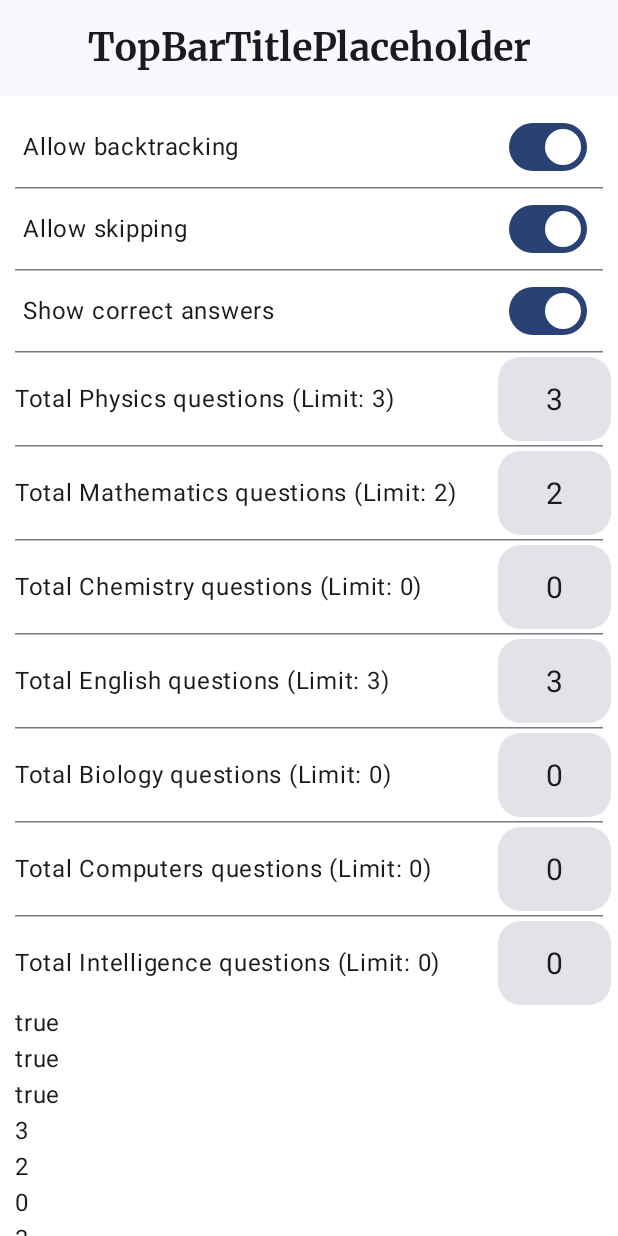
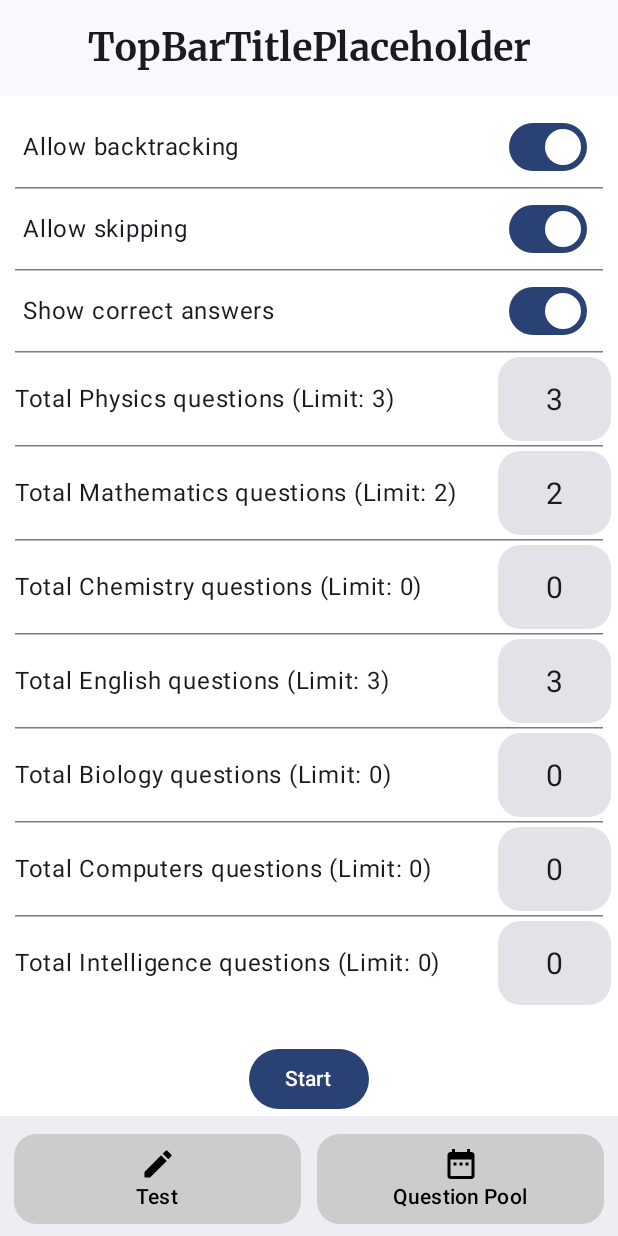
Before and after one commit to SohSohh/PrepApp, an Android app built with Jetpack Compose: the TestingScreen screen opened through its navigation route, on a phone screen of 412 x 824 dp. Run offline under Robolectric (Android 15) with nearby library versions, the light colour scheme and no system bars.

Commit message:
Temporary state, fixing stuff

```diff
--- a/app/src/main/java/com/example/myapplication/MainApp.kt
+++ b/app/src/main/java/com/example/myapplication/MainApp.kt
@@ -1,21 +1,36 @@
 package com.example.myapplication
 
+import android.annotation.SuppressLint
+import androidx.compose.animation.EnterTransition
+import androidx.compose.animation.ExitTransition
+import androidx.compose.foundation.interaction.Interaction
+import androidx.compose.foundation.interaction.MutableInteractionSource
+import androidx.compose.foundation.layout.Column
 import androidx.compose.foundation.layout.Row
 import androidx.compose.foundation.layout.fillMaxSize
 import androidx.compose.foundation.layout.padding
-import androidx.compose.foundation.rememberScrollState
-import androidx.compose.foundation.verticalScroll
+import androidx.compose.material.icons.Icons
+import androidx.compose.material.icons.filled.DateRange
+import androidx.compose.material.icons.filled.Edit
+import androidx.compose.material3.BottomAppBar
+import androidx.compose.material3.Button
+import androidx.compose.material3.ButtonDefaults
 import androidx.compose.material3.CenterAlignedTopAppBar
 import androidx.compose.material3.ExperimentalMaterial3Api
+import androidx.compose.material3.Icon
 import androidx.compose.material3.MaterialTheme
 import androidx.compose.material3.Scaffold
 import androidx.compose.material3.Text
 import androidx.compose.runtime.Composable
 import androidx.compose.runtime.collectAsState
 import androidx.compose.runtime.getValue
+import androidx.compose.runtime.remember
+import androidx.compose.ui.Alignment
 import androidx.compose.ui.Modifier
+import androidx.compose.ui.graphics.Color
+import androidx.compose.ui.graphics.vector.ImageVector
 import androidx.compose.ui.tooling.preview.Preview
-import androidx.lifecycle.viewmodel.compose.viewModel
+import androidx.compose.ui.unit.dp
 import androidx.navigation.NavHostController
 import androidx.navigation.compose.NavHost
 import androidx.navigation.compose.composable
@@ -24,16 +39,24 @@ import com.example.compose.PreperationAppTheme
 import com.example.myapplication.TestScreen.EndOfTestScreen
 import com.example.myapplication.TestScreen.TestConfigurationScreen
 import com.example.myapplication.TestScreen.TestingScreen
+import com.example.myapplication.mcqPool.McqPoolScreen
+import kotlinx.coroutines.flow.Flow
+import kotlinx.coroutines.flow.emptyFlow
 
+
+@SuppressLint("SuspiciousIndentation", "RememberReturnType")
 @OptIn(ExperimentalMaterial3Api::class)
 @Composable
-fun MainApp(modifier: Modifier = Modifier, testScreenViewModel: TestScreenViewModel = viewModel(),
+fun MainApp(modifier: Modifier = Modifier,
             navController:NavHostController = rememberNavController()) {
+    val testScreenViewModel = remember {TestScreenViewModel()}
     val uiState by testScreenViewModel.uiState.collectAsState()
+    val showBar = uiState.showBars
+
         Scaffold(
             modifier = modifier,
             topBar = {
-            if (uiState.showTopBar) {
+                if (showBar) {
                         CenterAlignedTopAppBar(title = {
                             Text(
                                 text = "TopBarTitlePlaceholder",
@@ -42,45 +65,70 @@ fun MainApp(modifier: Modifier = Modifier, testScreenViewModel: TestScreenViewMo
                         }
                         )
                     }
+            },
+            bottomBar = {
+                if (showBar) {
+                    BottomAppBar(
+                        actions = {
+                            BottomNavButton(
+                                text = "Test",
+                                icon = Icons.Filled.Edit,
+                                modifier = Modifier.weight(1f),
+                                onClick = { navController.navigate(route = "TestConfigurationScreen") }
+                            )
+                            BottomNavButton(
+                                text = "Question Pool",
+                                icon = Icons.Filled.DateRange,
+                                modifier = Modifier.weight(1f),
+                                onClick = {
+                                        navController.navigate(route = "Pool") //{
+//                                            popUpTo(navController.graph.startDestinationId) { inclusive = true }
+//                                            launchSingleTop = true }
+                                })
+                        }
+                    )
+                }
             }
         ) { innerPadding ->
-        Row(modifier = Modifier
+            Row(
+                modifier = Modifier
                     .fillMaxSize()
-            .verticalScroll(rememberScrollState())
-            .padding(innerPadding)) {
-
+                    .padding(innerPadding)
+            ) {
                 NavHost(
                     navController = navController,
                     startDestination = "TestConfigurationScreen",
-                modifier = Modifier
+                    enterTransition = { EnterTransition.None },
+                    exitTransition = { ExitTransition.None },
                 ) {
                     composable(route = "TestConfigurationScreen") {
                         TestConfigurationScreen(
-                        modifier = Modifier,
+                            modifier = Modifier.fillMaxSize(),
                             onStartButtonClicked = {
                                 navController.navigate(route = "TestingScreen")
                                 testScreenViewModel.initializeQuestions()
                                 testScreenViewModel.disableBars()
                             },
-                        testScreenViewModel = testScreenViewModel
+                            testScreenViewModel = testScreenViewModel,
                         )
                     }
                     composable(route = "TestingScreen") {
-                    TestingScreen(modifier = Modifier,
+                        TestingScreen(modifier = Modifier.fillMaxSize(),
                             testScreenViewModel = testScreenViewModel,
                             onEndOfTest = { navController.navigate(route = "EndScreen") },
+                            navController = navController)
+                    }
+                    composable(route = "EndScreen") {
+                        EndOfTestScreen(modifier = Modifier.fillMaxSize(),
+                            testScreenViewModel = testScreenViewModel,
                             onBackButtonOrGesture = {
                                 cancelTestOrReturnToHome(testScreenViewModel, navController)
                                 testScreenViewModel.enableBars()
                             })
                     }
-                composable(route = "EndScreen") {
-                    EndOfTestScreen(modifier = Modifier,
-                        testScreenViewModel = testScreenViewModel,
-                        onBackButtonOrGesture = {
-                            cancelTestOrReturnToHome(testScreenViewModel, navController)
-                            testScreenViewModel.enableBars()
-                        })
+                    composable(route = "Pool") {
+                        McqPoolScreen(testScreenViewModel = testScreenViewModel,
+                            modifier = Modifier.fillMaxSize())
                     }
                 }
             }
@@ -90,7 +138,31 @@ private fun cancelTestOrReturnToHome(viewModel: TestScreenViewModel, navControll
     navController.popBackStack("TestConfigurationScreen", false)
     viewModel.reset()
 }
-
+@Composable
+fun BottomNavButton(
+    modifier:Modifier = Modifier,
+    text:String,
+    icon:ImageVector,
+    onClick:() -> Unit,
+) {
+    Button(onClick = remember { onClick },
+        modifier = modifier.padding(horizontal = 5.dp),
+        shape = MaterialTheme.shapes.medium,
+        interactionSource = NoRippleInteractionSource(),
+        colors = ButtonDefaults.buttonColors(containerColor = Color.LightGray,
+            contentColor = Color.Black)
+    ) {
+        Column(modifier = Modifier, horizontalAlignment = Alignment.CenterHorizontally) {
+            Icon(imageVector = icon, contentDescription = null)
+            Text(text = text)
+        }
+    }
+}
+class NoRippleInteractionSource() : MutableInteractionSource {
+    override val interactions: Flow<Interaction> = emptyFlow()
+    override suspend fun emit(interaction: Interaction) {}
+    override fun tryEmit(interaction: Interaction) = true
+}
 
 @Preview
 @Composable
--- a/app/src/main/java/com/example/myapplication/TestScreen/EndOfTestScreen.kt
+++ b/app/src/main/java/com/example/myapplication/TestScreen/EndOfTestScreen.kt
@@ -28,6 +28,7 @@ fun EndOfTestScreen(modifier:Modifier = Modifier,
     val correctQuestions = totalQuestions - testScreenUiState.incorrectQuestions.size
     BackHandler {
         onBackButtonOrGesture()
+        testScreenViewModel.enableBars()
     }
     Column(modifier = modifier
         .fillMaxSize()
--- a/app/src/main/java/com/example/myapplication/TestScreen/TestScreenConfiguration.kt
+++ b/app/src/main/java/com/example/myapplication/TestScreen/TestScreenConfiguration.kt
@@ -1,16 +1,22 @@
 package com.example.myapplication.TestScreen
 
+import android.annotation.SuppressLint
 import androidx.compose.foundation.background
+import androidx.compose.foundation.layout.Arrangement
 import androidx.compose.foundation.layout.Box
 import androidx.compose.foundation.layout.Column
 import androidx.compose.foundation.layout.Row
 import androidx.compose.foundation.layout.Spacer
 import androidx.compose.foundation.layout.fillMaxSize
+import androidx.compose.foundation.layout.fillMaxWidth
 import androidx.compose.foundation.layout.padding
 import androidx.compose.foundation.layout.requiredWidth
+import androidx.compose.foundation.rememberScrollState
 import androidx.compose.foundation.shape.RoundedCornerShape
+import androidx.compose.foundation.text.KeyboardActionScope
 import androidx.compose.foundation.text.KeyboardActions
 import androidx.compose.foundation.text.KeyboardOptions
+import androidx.compose.foundation.verticalScroll
 import androidx.compose.material3.Button
 import androidx.compose.material3.ExperimentalMaterial3Api
 import androidx.compose.material3.HorizontalDivider
@@ -52,12 +58,13 @@ import com.example.myapplication.dataAndNetwork.subjects
 fun TestConfigurationScreen(
     modifier: Modifier = Modifier,
     testScreenViewModel: TestScreenViewModel = viewModel(),
-    onStartButtonClicked: () -> Unit = {},
+    onStartButtonClicked: () -> Unit = {}
 ) {
     val testScreenUiState by testScreenViewModel.uiState.collectAsState()
     Column(modifier = modifier
         .fillMaxSize()
-        .background(color = Color.White)) {
+        .background(color = Color.White)
+        .verticalScroll(rememberScrollState())) {
         Box(
             modifier = modifier
                 .background(color = Color.White)
@@ -65,10 +72,9 @@ fun TestConfigurationScreen(
             ConfigurationsList(modifier = Modifier.padding(10.dp), testScreenUiState = testScreenUiState, testScreenViewModel = testScreenViewModel)
         }
         Spacer(modifier = Modifier.weight(1f))
-        Row() {
-            Spacer(modifier = Modifier.weight(1f))
+        Row(horizontalArrangement = Arrangement.Center, modifier = Modifier.fillMaxWidth()) {
             NavigationButton(text = "Start", onClick = onStartButtonClicked, modifier = Modifier.padding(15.dp))
-        }  // THE PREVIEW MIGHT BE SHOWING THE NAV BUTTON SQUISHED BUT THE MAIN APP ACCOMODATES SCROLL SPACE
+        }  // THE PREVIEW MIGHT BE SHOWING THE NAV BUTTON SQUISHED BUT THE MAIN APP ACCOMMODATES SCROLL SPACE
         // FOR IT SO DON'T WORRY
     }
 }
@@ -84,10 +90,11 @@ fun NavigationButton(modifier: Modifier = Modifier, text:String, onClick: () ->
     }
 }
 
+@SuppressLint("UnrememberedMutableState")
 @Composable
 fun ConfigurationsList(modifier:Modifier = Modifier,
                        testScreenViewModel: TestScreenViewModel = viewModel(),
-                       testScreenUiState: TestScreenUiState, ) {
+                       testScreenUiState: TestScreenUiState) {
     Column(modifier = modifier) {
 //        // This might be needed to be implemented later
 //        TextWithSwitch(text = "Include attempted questions from previous tests",
@@ -101,19 +108,20 @@ fun ConfigurationsList(modifier:Modifier = Modifier,
         //------
         TextWithSwitch(text = "Allow backtracking",
             checkedState = testScreenUiState.Backtracking,
-            onCheckChange = { testScreenViewModel.toggleBacktracking() })
+            onCheckChange = testScreenViewModel.toggleBacktracking
+            )
         //-----
         HorizontalDivider(modifier = Modifier.padding(vertical = 2.5f.dp))
         //-----
         TextWithSwitch(text = "Allow skipping",
             checkedState = testScreenUiState.AllowSkipping,
-            onCheckChange = { testScreenViewModel.toggleSkipping() })
+            onCheckChange = testScreenViewModel.toggleSkipping)
         //-----------
         HorizontalDivider(modifier = Modifier.padding(vertical = 2.5f.dp))
         //----------
         TextWithSwitch(text = "Show correct answers",
             checkedState = testScreenUiState.ShowCorrectAndIncorrect,
-            onCheckChange = { testScreenViewModel.toggleShowCorrectAndIncorrect() })
+            onCheckChange = testScreenViewModel.toggleShowCorrectAndIncorrect)
         //-------------
         HorizontalDivider(modifier = Modifier.padding(vertical = 2.5f.dp))
         //-----------
@@ -169,29 +177,32 @@ fun ConfigurationsList(modifier:Modifier = Modifier,
 
 
         //---TESTING----//
-        Text(text = testScreenUiState.Backtracking.toString())
-        Text(text = testScreenUiState.AllowSkipping.toString())
-        Text(text = testScreenUiState.ShowCorrectAndIncorrect.toString())
-        Text(text = testScreenUiState.Physics.toString())
-        Text(text = testScreenUiState.Mathematics.toString())
-        Text(text = testScreenUiState.Chemistry.toString())
-        Text(text = testScreenUiState.English.toString())
-        Text(text = testScreenUiState.Biology.toString())
-        Text(text = testScreenUiState.questions.toString())
+//        Text(text = testScreenUiState.Backtracking.toString())
+//        Text(text = testScreenUiState.AllowSkipping.toString())
+//        Text(text = testScreenUiState.ShowCorrectAndIncorrect.toString())
+//        Text(text = testScreenUiState.Physics.toString())
+//        Text(text = testScreenUiState.Mathematics.toString())
+//        Text(text = testScreenUiState.Chemistry.toString())
+//        Text(text = testScreenUiState.English.toString())
+//        Text(text = testScreenUiState.Biology.toString())
+//        Text(text = testScreenUiState.questions.toString())
     }
 }
 
 
 @Composable
-fun TextWithSwitch(modifier:Modifier = Modifier, text:String, checkedState:Boolean, onCheckChange:(Boolean) -> Unit = {}) {
+fun TextWithSwitch(modifier:Modifier = Modifier, text:String, checkedState:Boolean, onCheckChange:() -> Unit) {
     Row(modifier = modifier.padding(horizontal = 5.dp), verticalAlignment = Alignment.CenterVertically) {
         Text(
             text = text,
             modifier = Modifier.weight(5f)
         )
+        val onCheckChangedAdapter:(Boolean) -> Unit = {
+            onCheckChange()
+        }
         Switch(
             checked = checkedState,
-            onCheckedChange = onCheckChange,
+            onCheckedChange = onCheckChangedAdapter,
             modifier = Modifier.weight(1f)
         )
     }
@@ -217,6 +228,25 @@ fun TextWithTextField(modifier:Modifier = Modifier,
     val currentKeyboard = LocalSoftwareKeyboardController.current
     val focusManager = LocalFocusManager.current
     var limitError by remember { mutableStateOf(false) }
+    val onValChangeAdapter:(String) -> Unit = remember {
+        {
+            if (it.length > questionLimit) {
+                inputValue = it
+            }
+        }
+    }
+    val onDoneAdapter:KeyboardActionScope.() -> Unit = remember {
+        {
+            if (inputValue.toInt() > questionLimit) {
+                limitError = true
+            } else {
+                limitError = false
+                testScreenViewModel.assignQuestionsTo(type, inputValue.toInt())
+            }
+            currentKeyboard?.hide() // Hide the keyboard
+            focusManager.clearFocus() // Exit editing mode
+        }
+    }
     Row(modifier = modifier.padding(vertical = 0.0f.dp), verticalAlignment = Alignment.CenterVertically) {
         Text(text = text + " (Limit: ${questionLimit})", modifier = Modifier.weight(5f))
             TextField(
@@ -225,28 +255,12 @@ fun TextWithTextField(modifier:Modifier = Modifier,
                     .requiredWidth(75.dp)
                     .align(Alignment.CenterVertically), // fix this issue of test not fitting
                 value = inputValue,
-                onValueChange = {
-                    if (it.length > questionLimit) {
-
-                    } else {
-                        inputValue = it
-                    }
-                },
+                onValueChange = onValChangeAdapter,
                 keyboardOptions = KeyboardOptions(
                     keyboardType = KeyboardType.Number,
                     imeAction = ImeAction.Done
                 ),
-                keyboardActions = KeyboardActions( onDone = {
-                    if (inputValue.toInt() > questionLimit) {
-                        limitError = true
-                    } else {
-                        limitError = false
-                        testScreenViewModel.assignQuestionsTo(type, inputValue.toInt())
-                    }
-                    currentKeyboard?.hide() // Hide the keyboard
-                    focusManager.clearFocus() // Exit editing mode
-                }
-                ),
+                keyboardActions = KeyboardActions(onDone = onDoneAdapter),
                 colors = TextFieldDefaults.colors(
                     unfocusedIndicatorColor = Color.Transparent,
                     focusedIndicatorColor = Color.Transparent,
@@ -258,7 +272,6 @@ fun TextWithTextField(modifier:Modifier = Modifier,
                 shape = RoundedCornerShape(15.dp),
                 textStyle = TextStyle(textAlign = TextAlign.Center, fontSize = 20.sp, lineHeight = 15.sp),
             )
-//        }
     }
 }
 @Preview
--- a/app/src/main/java/com/example/myapplication/TestScreenViewModel.kt
+++ b/app/src/main/java/com/example/myapplication/TestScreenViewModel.kt
@@ -39,13 +39,16 @@ data class TestScreenUiState(
     var allSubjectsQuestionsIndices:List<Int> = mutableListOf(),
     // this is a list containing the index for the beginning of every subject
 
-    //SCAFFOLD STATES
-    var showTopBar:Boolean = true
+    //STATES
+    var showBars:Boolean = true,
+    var showBottomBar:Boolean = false,
+    var currentScreen:String = "TestConfigurationScreen"
 )
 class TestScreenViewModel:ViewModel() {
     private val _uiState = MutableStateFlow(TestScreenUiState())
     val uiState: StateFlow<TestScreenUiState> = _uiState.asStateFlow()
-    fun toggleShowCorrectAndIncorrect() {
+
+    val toggleShowCorrectAndIncorrect = {
         _uiState.update { currentState ->
             currentState.copy(
                 ShowCorrectAndIncorrect = !currentState.ShowCorrectAndIncorrect
@@ -53,7 +56,7 @@ class TestScreenViewModel:ViewModel() {
         }
     }
 
-    fun toggleSkipping() {
+    val toggleSkipping = {
         _uiState.update { currentState ->
             currentState.copy(
                 AllowSkipping = !currentState.AllowSkipping
@@ -61,7 +64,7 @@ class TestScreenViewModel:ViewModel() {
         }
     }
 
-    fun toggleBacktracking() {
+    val toggleBacktracking = {
         _uiState.update { currentState ->
             currentState.copy(
                 Backtracking = !currentState.Backtracking
@@ -205,6 +208,13 @@ class TestScreenViewModel:ViewModel() {
             )
         }
     }
+    fun setScreen(text:String) {
+        _uiState.update {currentState ->
+            currentState.copy(
+                currentScreen = text
+            )
+        }
+    }
 
     fun toggleRepeatPreviouslyAttemptedQuestions() { //REDUNDANT, MIGHT BE IMPLEMENTED LATER
         _uiState.update { currentState ->
@@ -309,14 +319,15 @@ class TestScreenViewModel:ViewModel() {
         fun enableBars() {
             _uiState.update { currentState ->
                 currentState.copy(
-                    showTopBar = true
+                    showBars = true
+
                 )
             }
         }
         fun disableBars() {
             _uiState.update { currentState ->
                 currentState.copy(
-                    showTopBar = false
+                    showBars = false
                 )
             }
         }
```
Also changed, not shown: app/build.gradle.kts (+16 -15 lines), app/src/main/java/com/example/myapplication/TestScreen/TestingScreen.kt (+5 -2 lines), app/src/main/java/com/example/myapplication/mcqPool/McqPool.kt (+8 -2 lines), gradle/libs.versions.toml (+21 -1 lines). Lines whose indentation alone changed are shown as unchanged.
